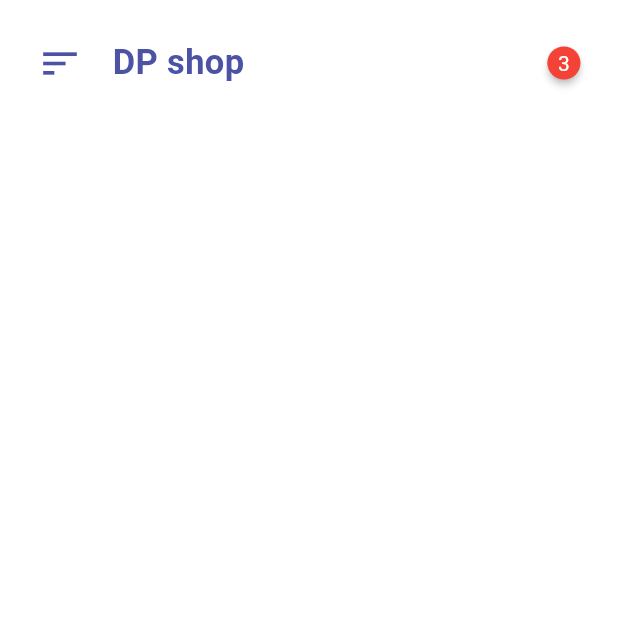
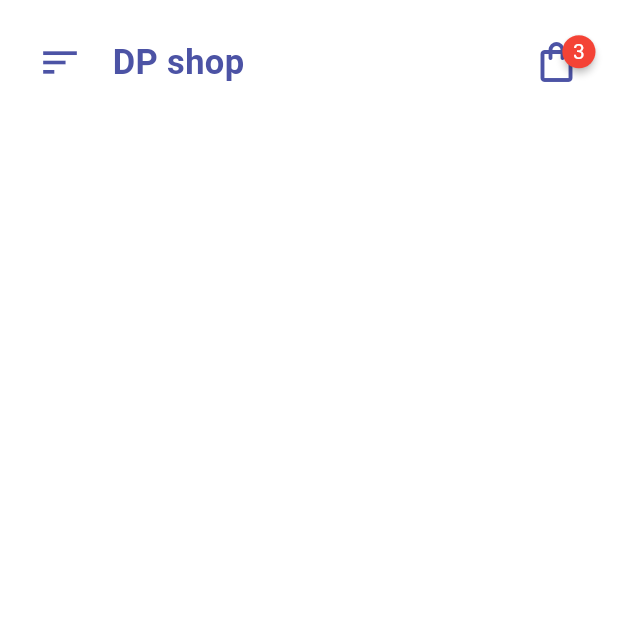
Before and after one commit to mcalisadeghi/Shopping_App_UI_Design, a Flutter app: the screen it shows after launch, on a phone screen of 412 x 824 dp, the top half of it. Run offline on Flutter 3.47's test engine with Material 2 defaults, Android fonts, the phone set to English and light mode, and no system bars; drawn by our look-alikes of badges.

Commit message:
icon app bar

```diff
--- a/lib/screan/appbar.dart
+++ b/lib/screan/appbar.dart
@@ -55,9 +55,16 @@ class _HomePageAppBarState extends State<HomePageAppBar> {
                 color: Colors.white,
               ),
             ),
-            // child: InkWell(
-            //   onTap: () {},
-            // ),
+            child: InkWell(
+              onTap: () {},
+              child: const Icon(
+                Icons.shopping_bag_outlined,
+                size: 32,
+                color: Color(
+                  0xFF4C53A5,
+                ),
+              ),
+            ),
           ),
         ],
       ),
```
